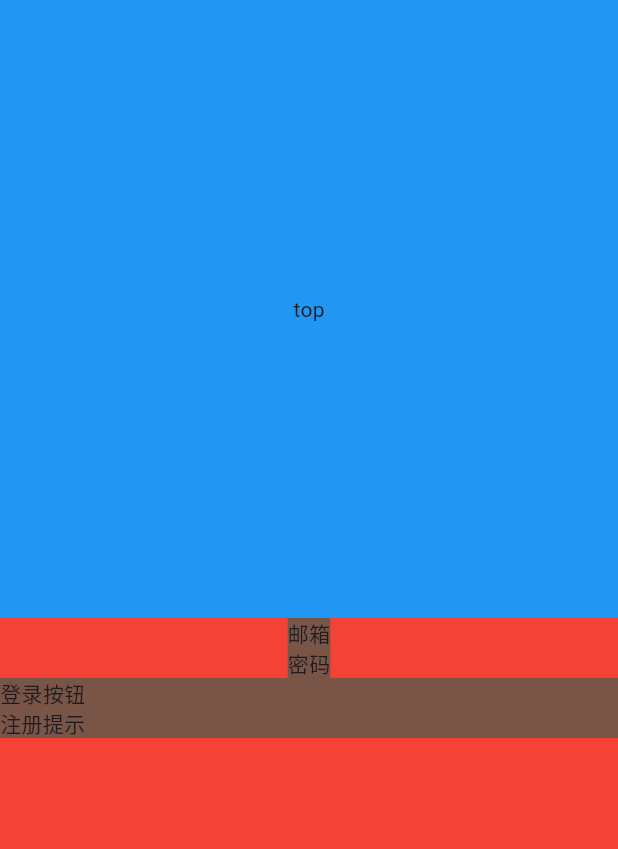
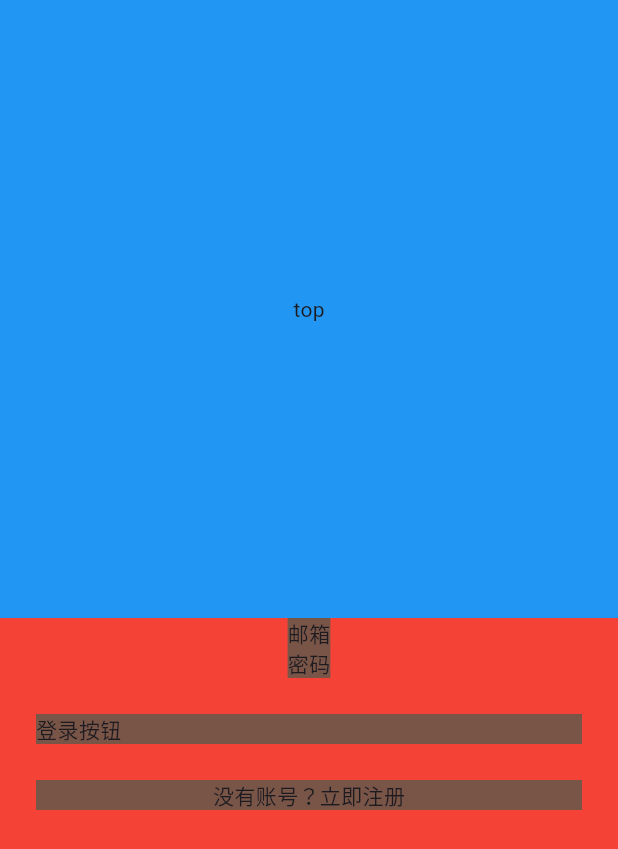
Before and after one commit to lyk3344/FlutterDemo, a Flutter app: the screen it shows after launch, on a phone screen of 412 x 824 dp. Shown: the top 849 px of the screen. Run offline on Flutter 3.47's test engine with Material 3 defaults, Android fonts, the phone set to English and light mode, and no system bars.

Commit message:
增加边距，完善细节

```diff
--- a/lib/pages/login.dart
+++ b/lib/pages/login.dart
@@ -24,9 +24,17 @@ class LoginPage extends StatelessWidget {
                 color: Colors.red,
                 //继续嵌套使用Column组件来布局账号密码输入框、登录按钮、注册按钮这三个组件
                 child: Column(
+                  //CrossAxisAlignment取stretch时，Column才会尽可能地占据父组件提供的最大宽度
+                  //并且要求其所有子组件的宽度也要与自身的宽度相一致
+                  //对于其它属性值，Column会首先要求子组件按照不超过父组件提供的最大宽度进行布局，
+                  //然后自身宽度则由宽度最大的子组件决定
                   crossAxisAlignment: CrossAxisAlignment.stretch,
                   children: <Widget>[
-                    Column(
+                    //Column布局的输入框文本组件是居中对齐的
+                    Padding(
+                      padding: const EdgeInsets.only(
+                          left: 24, right: 24, bottom: 12),
+                      child: Column(
                         children: <Widget>[
                           Container(
                             child: Text('邮箱'),
@@ -38,13 +46,28 @@ class LoginPage extends StatelessWidget {
                           )
                         ],
                       ),
-                    Container(
+                    ),
+                    Padding(
+                      padding: const EdgeInsets.only(
+                          left: 24, right: 24, top: 12, bottom: 12),
+                      child: Container(
                         child: Text('登录按钮'),
                         color: Colors.brown,
                       ),
-                    Container(
-                      child: Text('注册提示'),
+                    ),
+                    Padding(
+                      padding: const EdgeInsets.only(
+                          left: 24, right: 24, top: 12, bottom: 12),
+                      child: Container(
+                        child: Row(
+                          mainAxisAlignment: MainAxisAlignment.center,
+                          children: <Widget>[
+                            Text('没有账号？'),
+                            Text('立即注册'),
+                          ],
+                        ),
                         color: Colors.brown,
+                      ),
                     )
                   ],
                 ),
```
Lines whose indentation alone changed are shown as unchanged.
